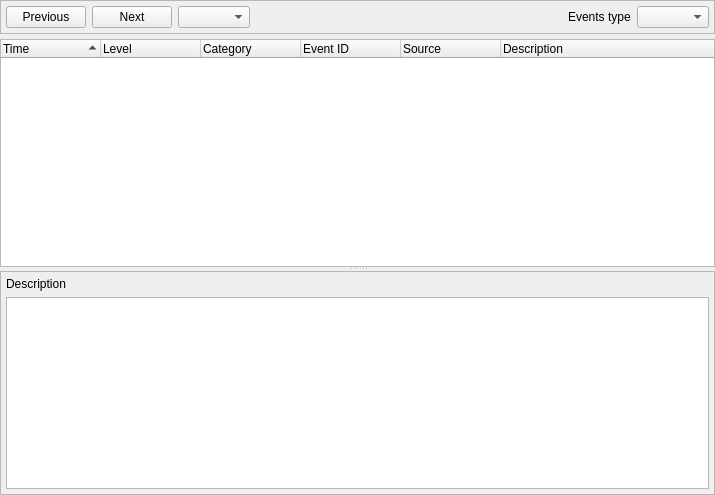
dchapyshev/aspia, file source/client/desktop/sys_info/sys_info_widget_event_logs.ui: the form before one commit.
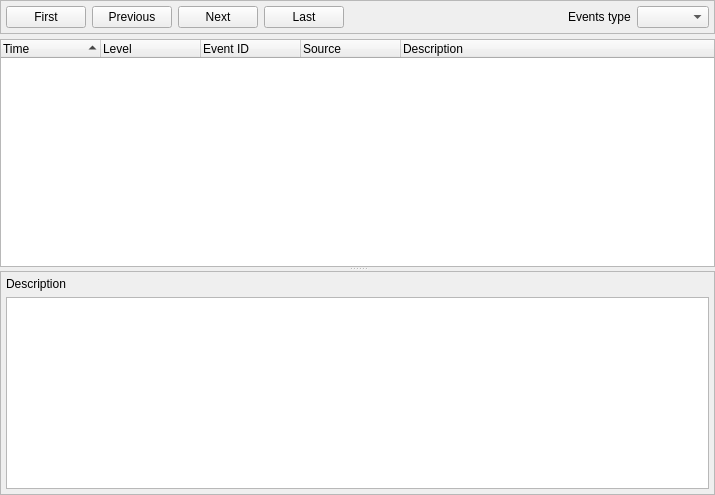
The form after the commit.

Commit message: System info for linux.

```diff
--- a/source/client/desktop/sys_info/sys_info_widget_event_logs.ui
+++ b/source/client/desktop/sys_info/sys_info_widget_event_logs.ui
@@ -47,6 +47,13 @@
       <property name="bottomMargin">
        <number>5</number>
       </property>
+      <item>
+       <widget class="QPushButton" name="button_first">
+        <property name="text">
+         <string>First</string>
+        </property>
+       </widget>
+      </item>
       <item>
        <widget class="QPushButton" name="button_prev">
         <property name="text">
@@ -62,7 +69,11 @@
        </widget>
       </item>
       <item>
-       <widget class="QComboBox" name="combobox_page"/>
+       <widget class="QPushButton" name="button_last">
+        <property name="text">
+         <string>Last</string>
+        </property>
+       </widget>
       </item>
       <item>
        <spacer name="horizontalSpacer">
@@ -124,11 +135,6 @@
         <string>Level</string>
        </property>
       </column>
-      <column>
-       <property name="text">
-        <string>Category</string>
-       </property>
-      </column>
       <column>
        <property name="text">
         <string>Event ID</string>
```
The commit also changes 12 other files.
